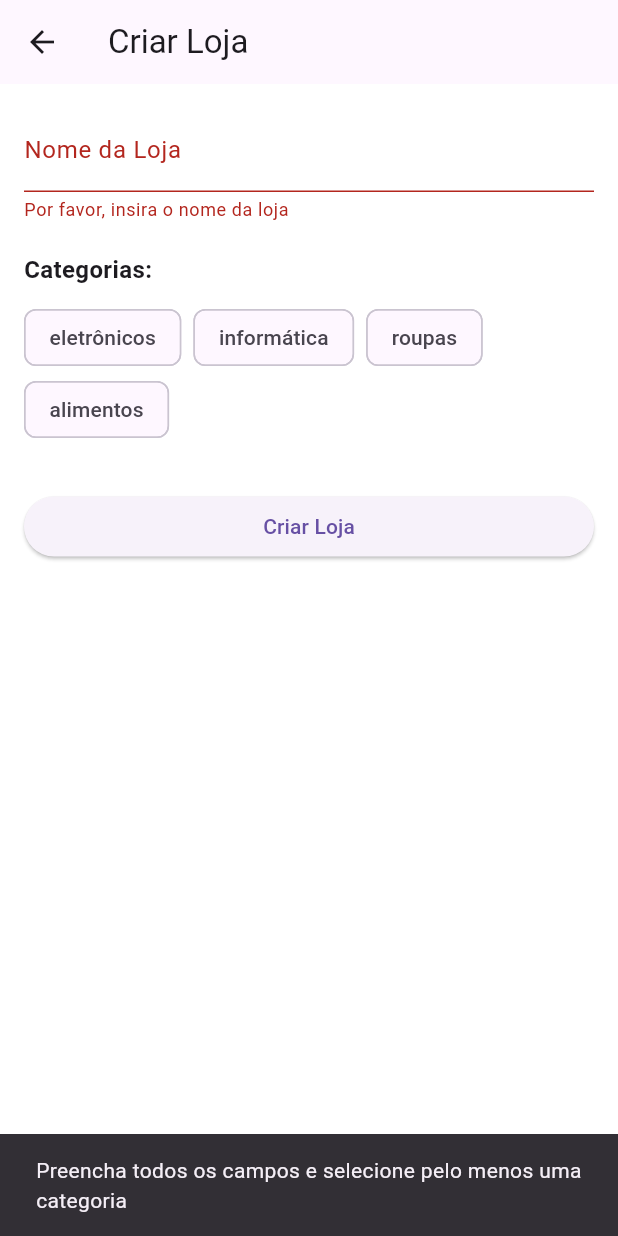
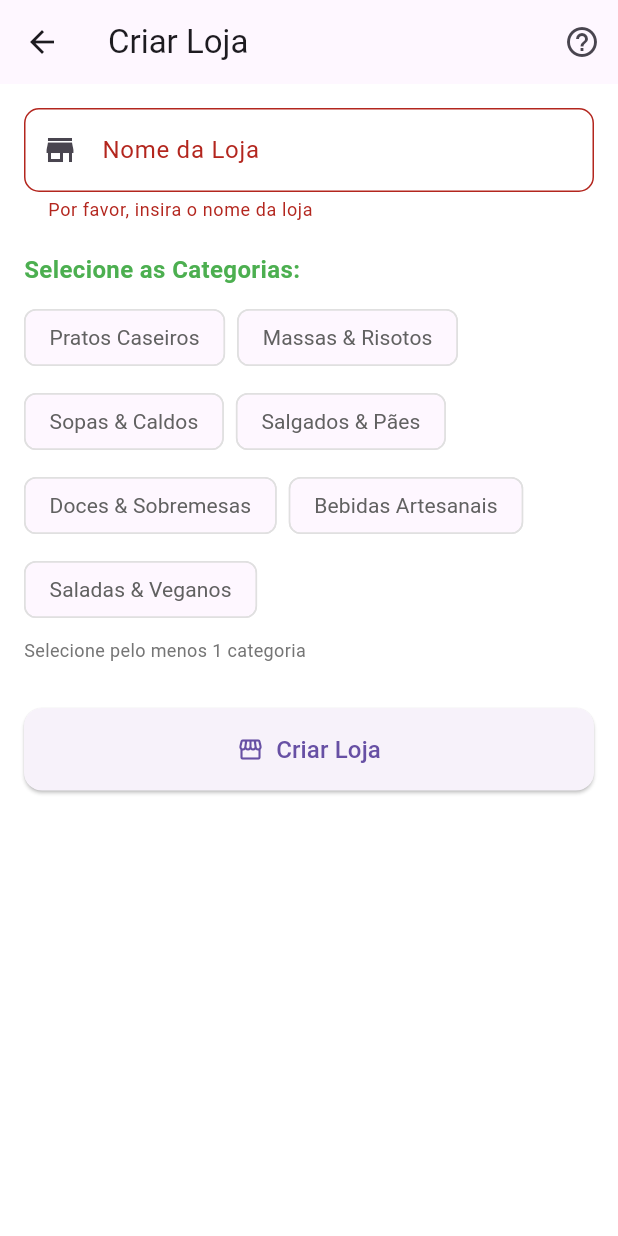
Before and after one commit to LucasMel00/vizinhos_app, a Flutter app: the CreateStoreScreen screen opened directly with empty values, after a tap on "Criar Loja", on a phone screen of 412 x 824 dp. Run offline on Flutter 3.47's test engine with Material 3 defaults, Android fonts, the phone set to English and light mode, and no system bars; our stand-ins replace flutter_secure_storage, intl_phone_number_input, mask_text_input_formatter; accounts and stored records are empty.

```diff
--- a/lib/screens/vendor/create_store_screen.dart
+++ b/lib/screens/vendor/create_store_screen.dart
@@ -21,12 +21,14 @@ class _CreateStoreScreenState extends State<CreateStoreScreen> {
   final List<String> _selectedCategories = [];
   bool _isLoading = false;
 
-  // Lista de categorias disponíveis (ajuste conforme necessário)
   final List<String> _availableCategories = [
-    'eletrônicos',
-    'informática',
-    'roupas',
-    'alimentos'
+    'Pratos Caseiros',
+    'Massas & Risotos',
+    'Sopas & Caldos',
+    'Salgados & Pães',
+    'Doces & Sobremesas',
+    'Bebidas Artesanais',
+    'Saladas & Veganos'
   ];
 
   @override
@@ -37,7 +39,6 @@ class _CreateStoreScreenState extends State<CreateStoreScreen> {
 
   @override
   Widget build(BuildContext context) {
-    // Se widget.userId estiver vazio, tenta obter do AuthProvider (campo "sub")
     final authProvider = Provider.of<AuthProvider>(context, listen: false);
     final String effectiveUserId = widget.userId.isNotEmpty
         ? widget.userId
@@ -46,6 +47,12 @@ class _CreateStoreScreenState extends State<CreateStoreScreen> {
     return Scaffold(
       appBar: AppBar(
         title: const Text('Criar Loja'),
+        actions: [
+          IconButton(
+            icon: Icon(Icons.help_outline),
+            onPressed: _showHelpDialog,
+          )
+        ],
       ),
       body: Padding(
         padding: const EdgeInsets.all(16.0),
@@ -53,33 +60,123 @@ class _CreateStoreScreenState extends State<CreateStoreScreen> {
           key: _formKey,
           child: ListView(
             children: [
-              TextFormField(
+              _buildStoreNameField(),
+              const SizedBox(height: 20),
+              _buildCategorySection(),
+              const SizedBox(height: 30),
+              _buildSubmitButton(effectiveUserId),
+            ],
+          ),
+        ),
+      ),
+    );
+  }
+
+  Widget _buildStoreNameField() {
+    return TextFormField(
       controller: _storeNameController,
-                decoration: const InputDecoration(
+      decoration: InputDecoration(
         labelText: 'Nome da Loja',
+        prefixIcon: Icon(Icons.store),
+        border: OutlineInputBorder(
+          borderRadius: BorderRadius.circular(10),
+        ),
       ),
       validator: (value) {
         if (value == null || value.trim().isEmpty) {
           return 'Por favor, insira o nome da loja';
         }
+        if (value.trim().length < 4) {
+          return 'O nome deve ter pelo menos 4 caracteres';
+        }
         return null;
       },
+    );
+  }
+
+  Widget _buildCategorySection() {
+    return Column(
+      crossAxisAlignment: CrossAxisAlignment.start,
+      children: [
+        Text(
+          'Selecione as Categorias:',
+          style: TextStyle(
+            fontWeight: FontWeight.bold,
+            fontSize: 16,
+            color: Theme.of(context).primaryColor,
           ),
-              const SizedBox(height: 20),
-              const Text(
-                'Categorias:',
-                style: TextStyle(fontWeight: FontWeight.bold, fontSize: 16),
         ),
         const SizedBox(height: 10),
         Wrap(
           spacing: 8.0,
+          runSpacing: 8.0,
           children: _availableCategories.map((category) {
-                  final bool isSelected =
-                      _selectedCategories.contains(category);
-                  return FilterChip(
+            final isSelected = _selectedCategories.contains(category);
+            return ChoiceChip(
               label: Text(category),
               selected: isSelected,
-                    onSelected: (bool selected) {
+              onSelected: (selected) =>
+                  _handleCategorySelection(selected, category),
+              selectedColor: Theme.of(context).primaryColor.withOpacity(0.2),
+              labelStyle: TextStyle(
+                color: isSelected
+                    ? Theme.of(context).primaryColor
+                    : Colors.grey[700],
+                fontWeight: isSelected ? FontWeight.bold : FontWeight.normal,
+              ),
+              avatar: isSelected
+                  ? Icon(Icons.check,
+                      size: 18, color: Theme.of(context).primaryColor)
+                  : null,
+              shape: RoundedRectangleBorder(
+                borderRadius: BorderRadius.circular(8),
+                side: BorderSide(
+                  color: isSelected
+                      ? Theme.of(context).primaryColor
+                      : Colors.grey[300]!,
+                ),
+              ),
+            );
+          }).toList(),
+        ),
+        const SizedBox(height: 8),
+        Text(
+          'Selecione pelo menos 1 categoria',
+          style: TextStyle(
+            color: Colors.grey[600],
+            fontSize: 12,
+          ),
+        ),
+      ],
+    );
+  }
+
+  Widget _buildSubmitButton(String effectiveUserId) {
+    return SizedBox(
+      width: double.infinity,
+      child: ElevatedButton.icon(
+        onPressed: _isLoading ? null : () => _submitForm(effectiveUserId),
+        style: ElevatedButton.styleFrom(
+          padding: const EdgeInsets.symmetric(vertical: 16),
+          shape: RoundedRectangleBorder(
+            borderRadius: BorderRadius.circular(12),
+          ),
+        ),
+        icon: _isLoading ? SizedBox.shrink() : Icon(Icons.storefront_outlined),
+        label: _isLoading
+            ? const CircularProgressIndicator(
+                strokeWidth: 2,
+                valueColor: AlwaysStoppedAnimation<Color>(Colors.white),
+              )
+            : const Text(
+                'Criar Loja',
+                style: TextStyle(fontSize: 16),
+              ),
+      ),
+    );
+  }
+
+  void _handleCategorySelection(bool selected, String category) {
     setState(() {
       if (selected) {
         _selectedCategories.add(category);
@@ -87,43 +184,41 @@ class _CreateStoreScreenState extends State<CreateStoreScreen> {
         _selectedCategories.remove(category);
       }
     });
-                    },
-                  );
-                }).toList(),
+  }
+
+  void _showHelpDialog() {
+    showDialog(
+      context: context,
+      builder: (context) => AlertDialog(
+        title: Text('Como Funciona?'),
+        content: Column(
+          mainAxisSize: MainAxisSize.min,
+          crossAxisAlignment: CrossAxisAlignment.start,
+          children: [
+            Text('1. Escolha um nome claro para sua loja\n'
+                '2. Selecione as categorias que melhor representam seus produtos\n'
+                '3. Você poderá editar essas informações depois\n'
+                '4. Após a criação, sua loja estará visível para a comunidade'),
+          ],
         ),
-              const SizedBox(height: 30),
-              SizedBox(
-                width: double.infinity,
-                child: ElevatedButton(
-                  onPressed:
-                      _isLoading ? null : () => _submitForm(effectiveUserId),
-                  child: _isLoading
-                      ? const SizedBox(
-                          height: 24,
-                          width: 24,
-                          child: CircularProgressIndicator(
-                            strokeWidth: 2,
-                            valueColor:
-                                AlwaysStoppedAnimation<Color>(Colors.white),
-                          ),
-                        )
-                      : const Text('Criar Loja'),
-                ),
+        actions: [
+          TextButton(
+            onPressed: () => Navigator.pop(context),
+            child: Text('Entendi'),
           ),
         ],
-          ),
-        ),
       ),
     );
   }
 
-  void _submitForm(String effectiveUserId) async {
-    // Validação do formulário e verificação se ao menos uma categoria foi selecionada
-    if (!_formKey.currentState!.validate() || _selectedCategories.isEmpty) {
+  Future<void> _submitForm(String effectiveUserId) async {
+    if (!_formKey.currentState!.validate()) return;
+
+    if (_selectedCategories.isEmpty) {
       ScaffoldMessenger.of(context).showSnackBar(
         const SnackBar(
-          content: Text(
-              'Preencha todos os campos e selecione pelo menos uma categoria'),
+          content: Text('Selecione pelo menos uma categoria'),
+          backgroundColor: Colors.orange,
         ),
       );
       return;
@@ -132,21 +227,17 @@ class _CreateStoreScreenState extends State<CreateStoreScreen> {
     if (effectiveUserId.isEmpty) {
       ScaffoldMessenger.of(context).showSnackBar(
         const SnackBar(
-          content: Text('ID do usuário não informado'),
+          content: Text('Erro de autenticação'),
+          backgroundColor: Colors.red,
         ),
       );
       return;
     }
 
-    setState(() {
-      _isLoading = true;
-    });
+    setState(() => _isLoading = true);
 
     try {
-      // Obtém o token atualizado do AuthProvider (mesmo que não seja enviado no payload)
       final authProvider = Provider.of<AuthProvider>(context, listen: false);
-
-      // Cria a instância do serviço, passando a URL do Lambda e o AuthProvider
       final sellerService = SellerService(
         apiUrl:
             'https://gav0yq3rk7.execute-api.us-east-2.amazonaws.com/createVizinho',
@@ -159,18 +250,59 @@ class _CreateStoreScreenState extends State<CreateStoreScreen> {
         categories: _selectedCategories,
       );
 
-      // Se a criação ocorrer com sucesso, retorna para a tela anterior
+      // Atualiza os dados do usuário globalmente
+      await authProvider.refreshUserData();
+
+      // Mostra feedback visual antes de navegar
+      await _showSuccessAnimation();
+
+      // Fecha a tela e força atualização
       Navigator.of(context).pop(true);
     } catch (e) {
       ScaffoldMessenger.of(context).showSnackBar(
-        SnackBar(content: Text('Erro ao criar loja: $e')),
+        SnackBar(
+          content: Text('Erro: ${e.toString()}'),
+          backgroundColor: Colors.red,
+          duration: Duration(seconds: 3),
+        ),
       );
     } finally {
-      if (mounted) {
-        setState(() {
-          _isLoading = false;
-        });
+      if (mounted) setState(() => _isLoading = false);
     }
   }
+
+  Future<void> _showSuccessAnimation() async {
+    await showDialog(
+      context: context,
+      barrierDismissible: false,
+      builder: (context) => AlertDialog(
+        content: Column(
+          mainAxisSize: MainAxisSize.min,
+          children: [
+            Icon(Icons.check_circle, color: Colors.green, size: 60),
+            const SizedBox(height: 20),
+            Text(
+              'Loja criada com sucesso!',
+              style: TextStyle(
+                fontSize: 18,
+                fontWeight: FontWeight.bold,
+              ),
+            ),
+            const SizedBox(height: 15),
+            Text(
+              'Sua loja já está disponível para a comunidade',
+              textAlign: TextAlign.center,
+              style: TextStyle(color: Colors.grey[600]),
+            ),
+          ],
+        ),
+        actions: [
+          TextButton(
+            onPressed: () => Navigator.pop(context),
+            child: Text('Continuar'),
+          ),
+        ],
+      ),
+    );
   }
 }
```
Also changed, not shown: lib/screens/vendor/vendor_account_page.dart (+171 -59 lines), lib/screens/vendor/vendor_details_page.dart (added, +61 -0 lines), lib/services/auth_provider.dart (+94 -9 lines), pubspec.lock. Lines whose indentation alone changed are shown as unchanged.
